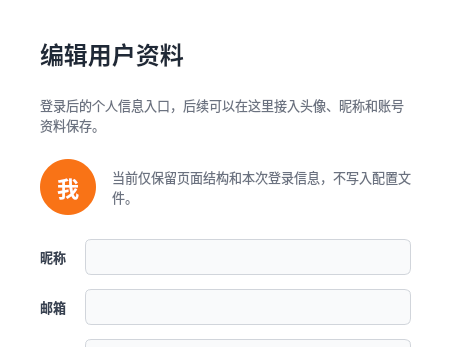
Shulincooky/EzLaboratory, file EzLaboratory/source/frontend/pages/profile/ProfilePage.ui: the form before one commit; both pictures show x 0 to 451 and y 0 to 347 of the 451 by 513 pixel window.
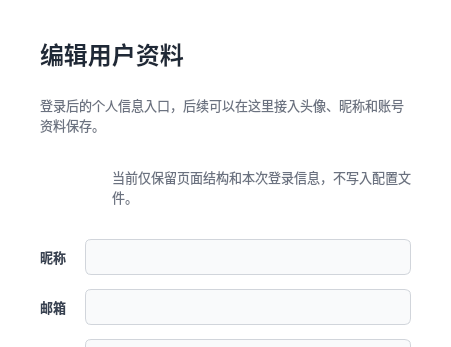
The form after the commit.

The edit to the form file:
```diff
--- a/EzLaboratory/source/frontend/pages/profile/ProfilePage.ui
+++ b/EzLaboratory/source/frontend/pages/profile/ProfilePage.ui
@@ -20,8 +20,8 @@
 }
 
 QLabel#avatarPreview {
-    background: #F97316;
-    border-radius: 28px;
+    background: transparent;
+    border: none;
     color: #FFFFFF;
     font-size: 22px;
     font-weight: 700;
```
